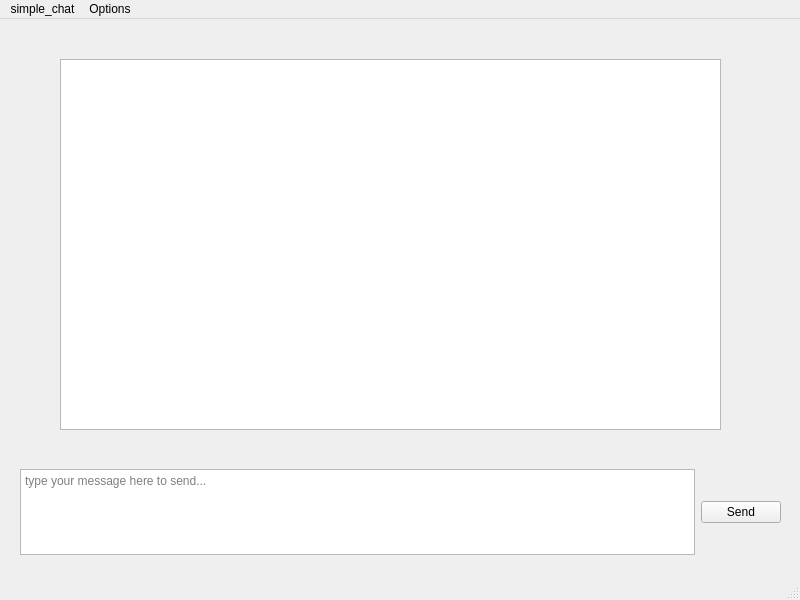
awesomebil/simple_chat, file chatsession.ui: the form before one commit.
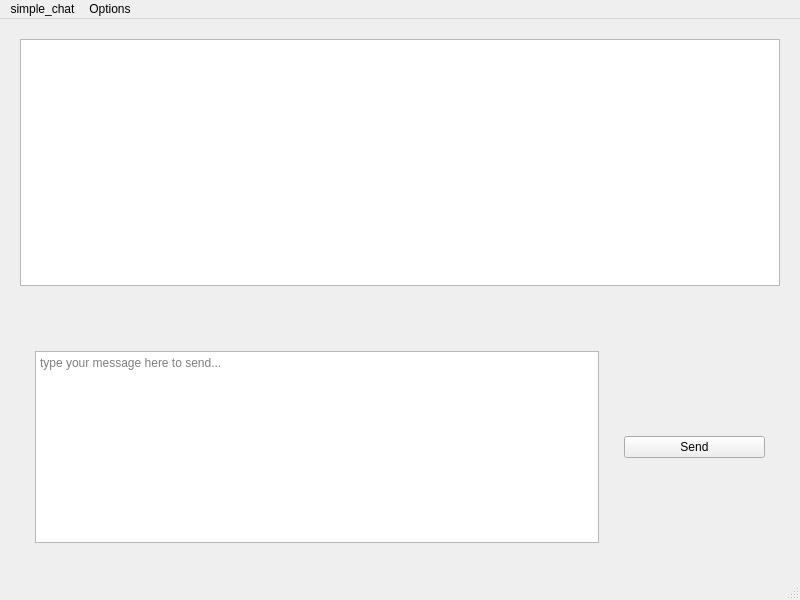
The form after the commit.

What changed in the file:
```diff
--- a/chatsession.ui
+++ b/chatsession.ui
@@ -14,18 +14,47 @@
    <string>chatSession</string>
   </property>
   <widget class="QWidget" name="centralwidget">
-   <widget class="QWidget" name="horizontalLayoutWidget">
-    <property name="geometry">
-     <rect>
-      <x>20</x>
-      <y>450</y>
-      <width>761</width>
-      <height>86</height>
-     </rect>
+   <layout class="QGridLayout" name="gridLayout">
+    <property name="leftMargin">
+     <number>20</number>
     </property>
-    <layout class="QHBoxLayout" name="horizontalLayout">
+    <property name="topMargin">
+     <number>20</number>
+    </property>
+    <property name="rightMargin">
+     <number>20</number>
+    </property>
+    <property name="bottomMargin">
+     <number>20</number>
+    </property>
+    <property name="spacing">
+     <number>50</number>
+    </property>
+    <item row="1" column="0">
+     <layout class="QHBoxLayout" name="horizontalLayout" stretch="8,2">
+      <property name="spacing">
+       <number>25</number>
+      </property>
+      <property name="leftMargin">
+       <number>15</number>
+      </property>
+      <property name="topMargin">
+       <number>15</number>
+      </property>
+      <property name="rightMargin">
+       <number>15</number>
+      </property>
+      <property name="bottomMargin">
+       <number>15</number>
+      </property>
      <item>
       <widget class="QTextEdit" name="send_txt">
+        <property name="sizePolicy">
+         <sizepolicy hsizetype="Expanding" vsizetype="Fixed">
+          <horstretch>0</horstretch>
+          <verstretch>2</verstretch>
+         </sizepolicy>
+        </property>
        <property name="placeholderText">
         <string>type your message here to send...</string>
        </property>
@@ -39,16 +68,9 @@
       </widget>
      </item>
     </layout>
-   </widget>
+    </item>
+    <item row="0" column="0">
    <widget class="QTextEdit" name="msg_thread_txt">
-    <property name="geometry">
-     <rect>
-      <x>60</x>
-      <y>40</y>
-      <width>661</width>
-      <height>371</height>
-     </rect>
-    </property>
     <property name="styleSheet">
      <string notr="true"/>
     </property>
@@ -56,6 +78,8 @@
      <bool>true</bool>
     </property>
    </widget>
+    </item>
+   </layout>
   </widget>
   <widget class="QMenuBar" name="menubar">
    <property name="geometry">
```
Lines whose indentation alone changed are shown as unchanged.
